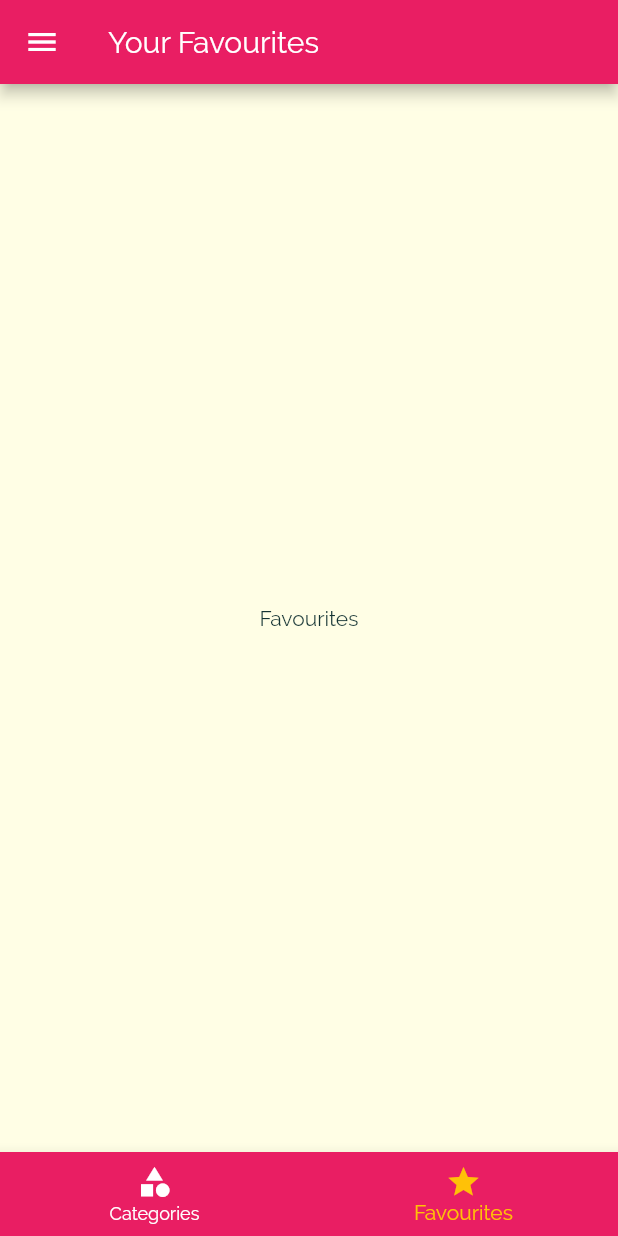
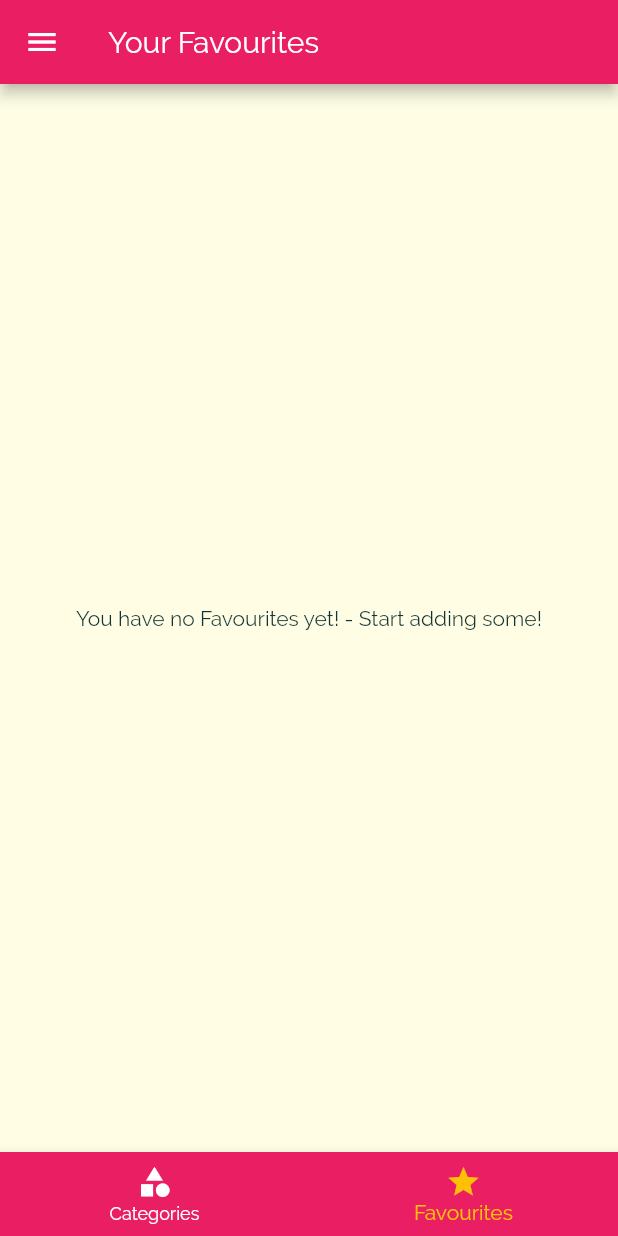
Before and after one commit to srinivasa150893/MealsApp, a Flutter app: the screen it shows after launch, item 2 of the bottom bar chosen, on a phone screen of 412 x 824 dp. Run offline on Flutter 3.47's test engine with Material 2 defaults, Android fonts, the phone set to English and light mode, and no system bars.

Commit message:
Added Favourites

```diff
--- a/lib/main.dart
+++ b/lib/main.dart
@@ -18,37 +18,54 @@ class MyApp extends StatefulWidget {
 }
 
 class _MyAppState extends State<MyApp> {
-  Map<String,bool> _filters = {
-    'gluten':false,
-    'lactose':false,
-    'vegan':false,
-    'vegetarian':false,
-
+  Map<String, bool> _filters = {
+    'gluten': false,
+    'lactose': false,
+    'vegan': false,
+    'vegetarian': false,
   };
 
+  List<Meal> _availableMeals = DUMMY_MEALS;
+  List<Meal> _favourites = [];
 
-  List<Meal> _availableMeals = DUMMY_MEALS;
-
-  void _setFilters (Map<String,bool> filterData){
-    setState((){
+  void _setFilters(Map<String, bool> filterData) {
+    setState(() {
       _filters = filterData;
       _availableMeals = DUMMY_MEALS.where((meal) {
-          if(_filters['gluten'] && !meal.isGlutenFree){
+        if (_filters['gluten'] && !meal.isGlutenFree) {
           return false;
         }
-           if(_filters['lactose'] && !meal.isLactoseFree){
+        if (_filters['lactose'] && !meal.isLactoseFree) {
           return false;
         }
-           if(_filters['vegan'] && !meal.isVegan){
+        if (_filters['vegan'] && !meal.isVegan) {
           return false;
         }
-           if(_filters['vegetarian'] && !meal.isVegetarian){
+        if (_filters['vegetarian'] && !meal.isVegetarian) {
           return false;
         }
         return true;
       }).toList();
     });
   }
+
+  void _toggleFavourite(String mealId) {
+    final existingIndex = _favourites.indexWhere((meal) => meal.id == mealId);
+    if (existingIndex >= 0) {
+      setState(() {
+        _favourites.removeAt(existingIndex);
+      });
+    } else {
+      setState(() {
+        _favourites.add(DUMMY_MEALS.firstWhere((meal) => meal.id==mealId));
+      });
+    }
+  }
+
+  bool _isMealFavourite(String id){
+    return _favourites.any((meal) => meal.id==id);
+  }
+
   @override
   Widget build(BuildContext context) {
     return MaterialApp(
@@ -91,19 +108,19 @@ class _MyAppState extends State<MyApp> {
       // home: CategoriesScreen(),
       initialRoute: '/', // default is '/'
       routes: {
-        '/': (ctx) => TabsScreen(),
-        CategoryMealsScreen.routeName: (ctx) => CategoryMealsScreen(_availableMeals),
-       MealDeatilScreen.routeName: (ctx) => MealDeatilScreen(),
-       FiltersScreen.routeName: (ctx) => FiltersScreen(_setFilters,_filters),
+        '/': (ctx) => TabsScreen(_favourites),
+        CategoryMealsScreen.routeName: (ctx) =>
+            CategoryMealsScreen(_availableMeals),
+        MealDeatilScreen.routeName: (ctx) => MealDeatilScreen(_toggleFavourite,_isMealFavourite),
+        FiltersScreen.routeName: (ctx) => FiltersScreen(_setFilters, _filters),
       },
       // onGenerateRoute: (settings){
       //   print(settings.arguments);
       //   return MaterialPageRoute(builder: (ctx)=> CategoryMealsScreen());
       // },
-      onUnknownRoute: (settings){
-        return MaterialPageRoute(builder: (ctx) =>CategoriesScreen() );
+      onUnknownRoute: (settings) {
+        return MaterialPageRoute(builder: (ctx) => CategoriesScreen());
       },
-
     );
   }
 }
--- a/lib/screens/category_meals_screen.dart
+++ b/lib/screens/category_meals_screen.dart
@@ -63,7 +63,7 @@ class _CategoryMealsScreenState extends State<CategoryMealsScreen> {
             imageURL: displayedMeals[index].imageUrl,
             duration: displayedMeals[index].duration,
             complexity: displayedMeals[index].complexity,
-            removeItem: _removeMeal,
+
           );
         },
         itemCount: displayedMeals.length,
--- a/lib/screens/favourites_screen.dart
+++ b/lib/screens/favourites_screen.dart
@@ -1,7 +1,33 @@
 import 'package:flutter/material.dart';
+import '../widgets/meal_item.dart';
+import '../models/meal.dart';
+
 class FavouritesScreen extends StatelessWidget {
+  final List<Meal> favouriteMeals;
+  FavouritesScreen(this.favouriteMeals);
   @override
   Widget build(BuildContext context) {
-    return Center(child: Text('Favourites'),);
+    if(favouriteMeals.isEmpty){
+       return Center(
+      child: Text('You have no Favourites yet! - Start adding some!'),
+    );
+    }else{
+         return ListView.builder(
+        itemBuilder: (ctx, index) {
+          return MealItem(
+            id: favouriteMeals[index].id,
+            title: favouriteMeals[index].title,
+            affordability: favouriteMeals[index].affordability,
+            imageURL: favouriteMeals[index].imageUrl,
+            duration:favouriteMeals[index].duration,
+            complexity: favouriteMeals[index].complexity,
+
+          );
+        },
+        itemCount: favouriteMeals.length,
+      );
+
+    }
+
   }
 }
--- a/lib/screens/tabs_screen.dart
+++ b/lib/screens/tabs_screen.dart
@@ -1,19 +1,33 @@
 import 'package:flutter/material.dart';
+import '../models/meal.dart';
 import '../widgets/main_drawer.dart';
 import './categories_screen.dart';
 import './favourites_screen.dart';
 
 class TabsScreen extends StatefulWidget {
+  final List<Meal> favouriteMeals;
+
+  TabsScreen(this.favouriteMeals);
   @override
   _TabsScreenState createState() => _TabsScreenState();
 }
 
 class _TabsScreenState extends State<TabsScreen> {
-  final List<Map<String, Object>> _pages = [
+  List<Map<String, Object>> _pages;
+  int _selectedPageIndex = 0;
+
+@override
+  void initState() {
+    _pages =  [
     {'Page': CategoriesScreen(), 'Title': 'Categories'},
-    {'Page': FavouritesScreen(), 'Title': 'Your Favourites'}
+    {
+      'Page': FavouritesScreen(widget.favouriteMeals),
+      'Title': 'Your Favourites'
+    }
   ];
-  int _selectedPageIndex = 0;
+    super.initState();
+  }
+
   void _selectPage(int index) {
     setState(() {
       _selectedPageIndex = index;
@@ -23,7 +37,7 @@ class _TabsScreenState extends State<TabsScreen> {
   @override
   Widget build(BuildContext context) {
     return Scaffold(
-      drawer: MainDrawer(),
+        drawer: MainDrawer(),
         appBar: AppBar(
           title: Text(_pages[_selectedPageIndex]['Title']),
         ),
--- a/lib/widgets/meal_item.dart
+++ b/lib/widgets/meal_item.dart
@@ -9,7 +9,7 @@ class MealItem extends StatelessWidget {
   final int duration;
   final Complexity complexity;
   final Affordability affordability;
-  final Function removeItem;
+
 
   MealItem(
       {@required this.id,
@@ -18,7 +18,7 @@ class MealItem extends StatelessWidget {
       @required this.imageURL,
       @required this.duration,
       @required this.complexity,
-      @required this.removeItem});
+     });
 
   String get complexityText {
     switch (complexity) {
@@ -57,7 +57,7 @@ class MealItem extends StatelessWidget {
         .pushNamed(MealDeatilScreen.routeName, arguments: id)
         .then((result) {
       if (result != null) {
-        removeItem(result);
+       // removeItem(result);
       }
     });
   }
```
Also changed, not shown: lib/screens/meal_detail_screen.dart (+6 -4 lines). Lines whose indentation alone changed are shown as unchanged.
